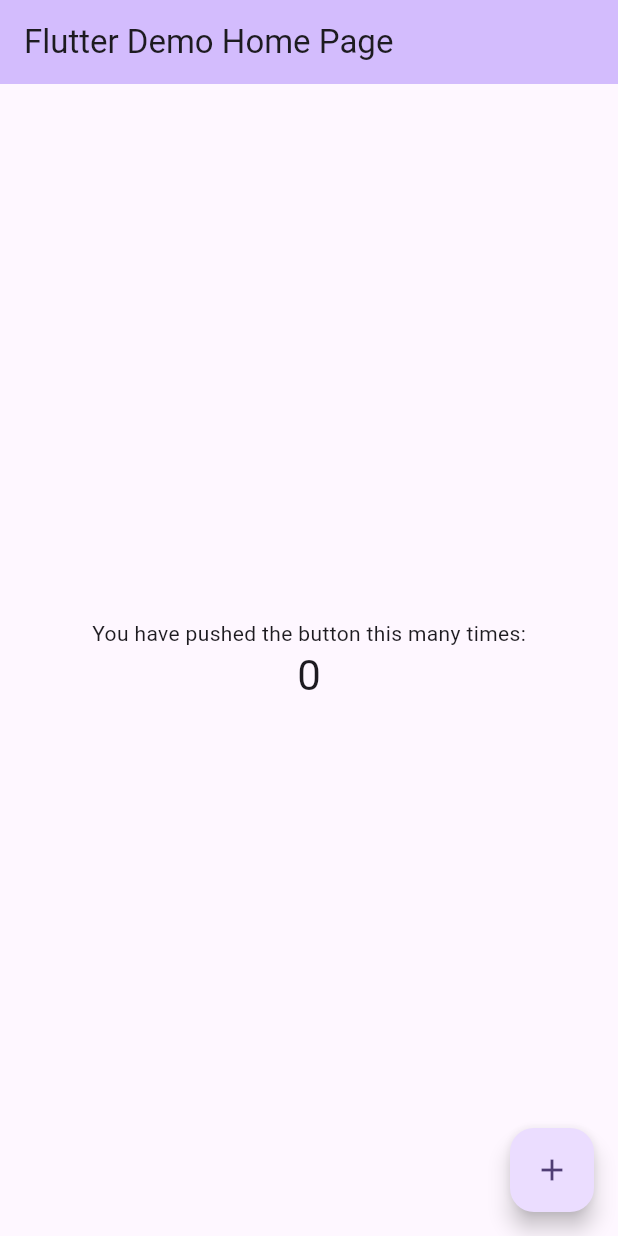
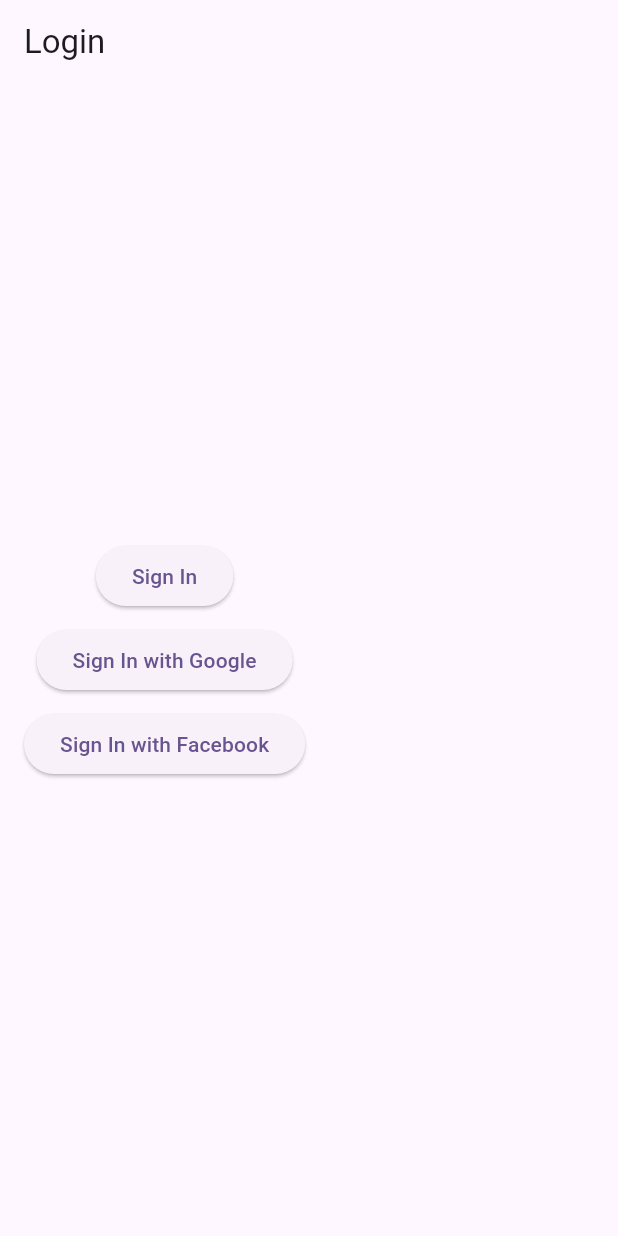
Before and after one commit to bricemix/promo_app, a Flutter app: the screen it shows after launch, on a phone screen of 412 x 824 dp. Run offline on Flutter 3.47's test engine with Material 3 defaults, Android fonts, the phone set to English and light mode, and no system bars; our stand-ins replace google_sign_in; missing offline and left inert: flutter_facebook_auth.

Commit message:
Implement navigation and screens with login

```diff
--- a/promo_app/lib/main.dart
+++ b/promo_app/lib/main.dart
@@ -1,122 +1,57 @@
 import 'package:flutter/material.dart';
+import 'screens/loading_screen.dart';
+import 'screens/login_screen.dart';
+import 'screens/home_screen.dart';
 
 void main() {
   runApp(const MyApp());
 }
 
-class MyApp extends StatelessWidget {
+class MyApp extends StatefulWidget {
   const MyApp({super.key});
 
-  // This widget is the root of your application.
   @override
-  Widget build(BuildContext context) {
-    return MaterialApp(
-      title: 'Flutter Demo',
-      theme: ThemeData(
-        // This is the theme of your application.
-        //
-        // TRY THIS: Try running your application with "flutter run". You'll see
-        // the application has a purple toolbar. Then, without quitting the app,
-        // try changing the seedColor in the colorScheme below to Colors.green
-        // and then invoke "hot reload" (save your changes or press the "hot
-        // reload" button in a Flutter-supported IDE, or press "r" if you used
-        // the command line to start the app).
-        //
-        // Notice that the counter didn't reset back to zero; the application
-        // state is not lost during the reload. To reset the state, use hot
-        // restart instead.
-        //
-        // This works for code too, not just values: Most code changes can be
-        // tested with just a hot reload.
-        colorScheme: ColorScheme.fromSeed(seedColor: Colors.deepPurple),
-      ),
-      home: const MyHomePage(title: 'Flutter Demo Home Page'),
-    );
-  }
+  State<MyApp> createState() => _MyAppState();
 }
 
-class MyHomePage extends StatefulWidget {
-  const MyHomePage({super.key, required this.title});
-
-  // This widget is the home page of your application. It is stateful, meaning
-  // that it has a State object (defined below) that contains fields that affect
-  // how it looks.
-
-  // This class is the configuration for the state. It holds the values (in this
-  // case the title) provided by the parent (in this case the App widget) and
-  // used by the build method of the State. Fields in a Widget subclass are
-  // always marked "final".
-
-  final String title;
+class _MyAppState extends State<MyApp> {
+  bool _initializing = true;
+  bool _loggedIn = false;
 
   @override
-  State<MyHomePage> createState() => _MyHomePageState();
-}
+  void initState() {
+    super.initState();
+    Future.delayed(const Duration(seconds: 1), () {
+      setState(() {
+        _initializing = false;
+      });
+    });
+  }
 
-class _MyHomePageState extends State<MyHomePage> {
-  int _counter = 0;
+  void _login() {
+    setState(() {
+      _loggedIn = true;
+    });
+  }
 
-  void _incrementCounter() {
+  void _logout() {
     setState(() {
-      // This call to setState tells the Flutter framework that something has
-      // changed in this State, which causes it to rerun the build method below
-      // so that the display can reflect the updated values. If we changed
-      // _counter without calling setState(), then the build method would not be
-      // called again, and so nothing would appear to happen.
-      _counter++;
+      _loggedIn = false;
     });
   }
 
   @override
   Widget build(BuildContext context) {
-    // This method is rerun every time setState is called, for instance as done
-    // by the _incrementCounter method above.
-    //
-    // The Flutter framework has been optimized to make rerunning build methods
-    // fast, so that you can just rebuild anything that needs updating rather
-    // than having to individually change instances of widgets.
-    return Scaffold(
-      appBar: AppBar(
-        // TRY THIS: Try changing the color here to a specific color (to
-        // Colors.amber, perhaps?) and trigger a hot reload to see the AppBar
-        // change color while the other colors stay the same.
-        backgroundColor: Theme.of(context).colorScheme.inversePrimary,
-        // Here we take the value from the MyHomePage object that was created by
-        // the App.build method, and use it to set our appbar title.
-        title: Text(widget.title),
+    return MaterialApp(
+      title: 'Promo App',
+      theme: ThemeData(
+        colorScheme: ColorScheme.fromSeed(seedColor: Colors.deepPurple),
       ),
-      body: Center(
-        // Center is a layout widget. It takes a single child and positions it
-        // in the middle of the parent.
-        child: Column(
-          // Column is also a layout widget. It takes a list of children and
-          // arranges them vertically. By default, it sizes itself to fit its
-          // children horizontally, and tries to be as tall as its parent.
-          //
-          // Column has various properties to control how it sizes itself and
-          // how it positions its children. Here we use mainAxisAlignment to
-          // center the children vertically; the main axis here is the vertical
-          // axis because Columns are vertical (the cross axis would be
-          // horizontal).
-          //
-          // TRY THIS: Invoke "debug painting" (choose the "Toggle Debug Paint"
-          // action in the IDE, or press "p" in the console), to see the
-          // wireframe for each widget.
-          mainAxisAlignment: MainAxisAlignment.center,
-          children: <Widget>[
-            const Text('You have pushed the button this many times:'),
-            Text(
-              '$_counter',
-              style: Theme.of(context).textTheme.headlineMedium,
-            ),
-          ],
-        ),
-      ),
-      floatingActionButton: FloatingActionButton(
-        onPressed: _incrementCounter,
-        tooltip: 'Increment',
-        child: const Icon(Icons.add),
-      ), // This trailing comma makes auto-formatting nicer for build methods.
+      home: _initializing
+          ? const LoadingScreen()
+          : _loggedIn
+              ? HomeScreen(onLogout: _logout)
+              : LoginScreen(onLogin: _login),
     );
   }
 }
--- /dev/null
+++ b/promo_app/lib/screens/login_screen.dart
@@ -0,0 +1,48 @@
+import 'package:flutter/material.dart';
+import 'package:google_sign_in/google_sign_in.dart';
+import 'package:flutter_facebook_auth/flutter_facebook_auth.dart';
+
+class LoginScreen extends StatelessWidget {
+  final VoidCallback onLogin;
+  const LoginScreen({super.key, required this.onLogin});
+
+  Future<void> _signInGoogle() async {
+    final googleSignIn = GoogleSignIn();
+    await googleSignIn.signIn();
+    onLogin();
+  }
+
+  Future<void> _signInFacebook() async {
+    await FacebookAuth.instance.login();
+    onLogin();
+  }
+
+  @override
+  Widget build(BuildContext context) {
+    return Scaffold(
+      appBar: AppBar(title: const Text('Login')),
+      body: Padding(
+        padding: const EdgeInsets.all(16.0),
+        child: Column(
+          mainAxisAlignment: MainAxisAlignment.center,
+          children: [
+            ElevatedButton(
+              onPressed: onLogin,
+              child: const Text('Sign In'),
+            ),
+            const SizedBox(height: 8),
+            ElevatedButton(
+              onPressed: _signInGoogle,
+              child: const Text('Sign In with Google'),
+            ),
+            const SizedBox(height: 8),
+            ElevatedButton(
+              onPressed: _signInFacebook,
+              child: const Text('Sign In with Facebook'),
+            ),
+          ],
+        ),
+      ),
+    );
+  }
+}
--- a/promo_app/pubspec.yaml
+++ b/promo_app/pubspec.yaml
@@ -30,6 +30,9 @@ environment:
 dependencies:
   flutter:
     sdk: flutter
+
+  google_sign_in: ^6.1.4
+  flutter_facebook_auth: ^6.0.4
 
   # The following adds the Cupertino Icons font to your application.
   # Use with the CupertinoIcons class for iOS style icons.
```
Also changed, not shown: promo_app/lib/screens/home_screen.dart (added, +63 -0 lines), promo_app/lib/screens/loading_screen.dart (added, +14 -0 lines), promo_app/lib/screens/notification_screen.dart (added, +10 -0 lines), promo_app/lib/screens/profile_screen.dart (added, +10 -0 lines), promo_app/lib/screens/settings_screen.dart (added, +10 -0 lines), 2 other files.
